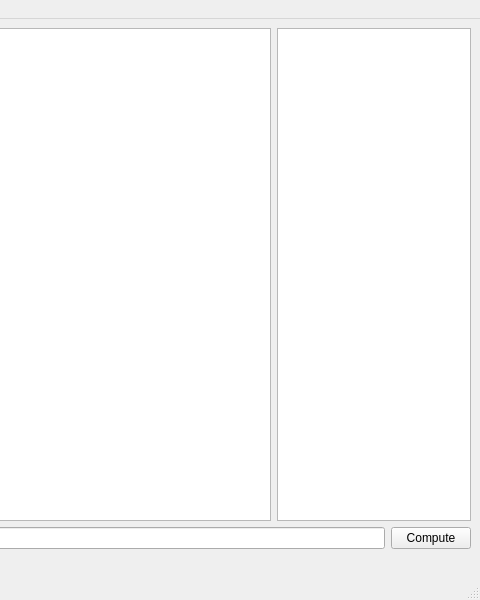
First picture: the form in MainWindow.ui, repository austinsimpson/naive-bayes, before the edit; both pictures show x 320 to 800 and y 0 to 600 of the 800 by 600 pixel window.
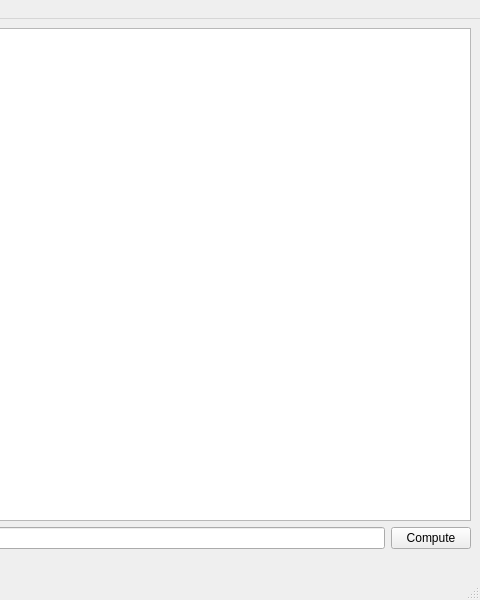
Second picture: the form after the edit.

Diff of the .ui file:
```diff
--- a/MainWindow.ui
+++ b/MainWindow.ui
@@ -16,13 +16,10 @@
   <widget class="QWidget" name="centralwidget">
    <layout class="QVBoxLayout" name="verticalLayout">
     <item>
-     <layout class="QHBoxLayout" name="horizontalLayout_2" stretch="3,1">
+     <layout class="QHBoxLayout" name="horizontalLayout_2" stretch="3">
       <item>
        <widget class="QTableView" name="_bayesTableView"/>
       </item>
-      <item>
-       <widget class="QTableView" name="_resultsView"/>
-      </item>
      </layout>
     </item>
     <item>
```
